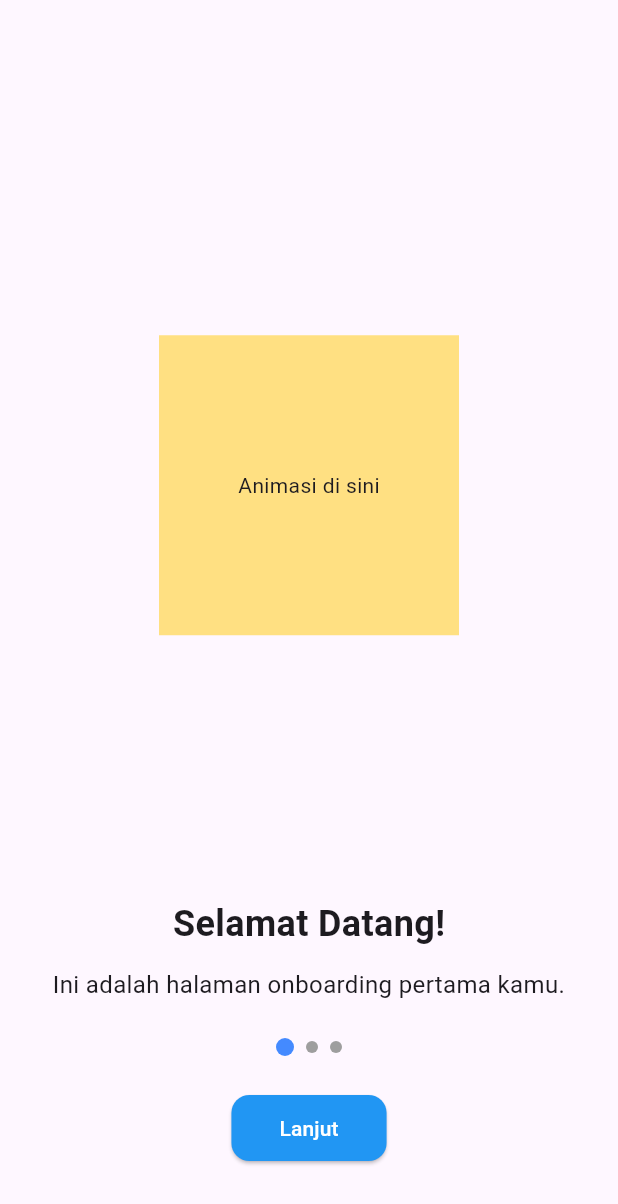
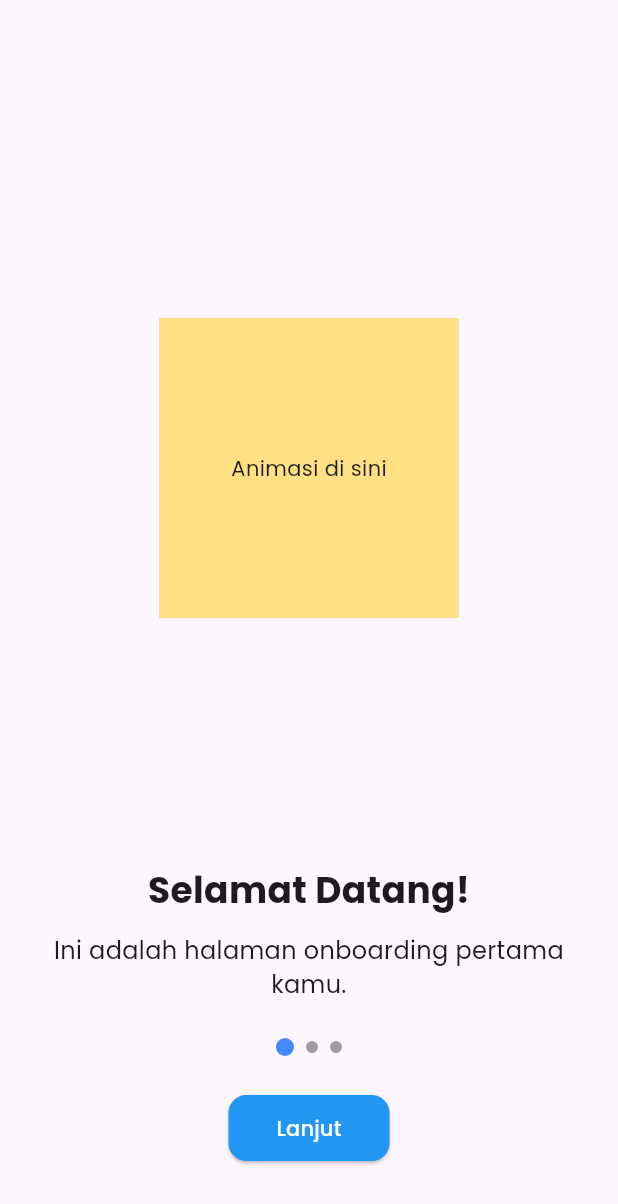
Before and after one commit to KingPublic/LokaIlmu_FE_Guru, a Flutter app: the screen it shows after launch, on a phone screen of 412 x 824 dp. Shown: the top 1204 px of the screen. Run offline on Flutter 3.47's test engine with Material 3 defaults, Android fonts, the phone set to English and light mode, and no system bars; our stand-ins replace shared_preferences; project files that could hold a hidden picture were left out.

```diff
--- a/lokalilmu_guru/lib/main.dart
+++ b/lokalilmu_guru/lib/main.dart
@@ -38,7 +38,13 @@ class _MyAppState extends State<MyApp> {
   @override
   Widget build(BuildContext context) {
     return MaterialApp(
-      title: 'Loka Ilmu',
+      title: 'LokaIlmu',
+      theme: ThemeData(
+        fontFamily: 'Poppins',
+        textTheme: ThemeData.light().textTheme.apply(
+          fontFamily: 'Poppins',
+        ),
+      ),
       debugShowCheckedModeBanner: false,
       home: _isLoading
           ? const Scaffold(
--- a/lokalilmu_guru/lib/splash_screen.dart
+++ b/lokalilmu_guru/lib/splash_screen.dart
@@ -1,5 +1,5 @@
 import 'package:flutter/material.dart';
-import 'package:flutter_svg/flutter_svg.dart';
+
 
 
 class SplashScreen extends StatelessWidget {
```
Also changed, not shown: lokalilmu_guru/pubspec.yaml (+21 -1 lines), lokalilmu_guru/asset/fonts/Poppins-Black.ttf (added), lokalilmu_guru/asset/fonts/Poppins-Bold.ttf (added), lokalilmu_guru/asset/fonts/Poppins-ExtraBold.ttf (added), lokalilmu_guru/asset/fonts/Poppins-ExtraLight.ttf (added), lokalilmu_guru/asset/fonts/Poppins-Light.ttf (added), lokalilmu_guru/asset/fonts/Poppins-Medium.ttf (added), lokalilmu_guru/asset/fonts/Poppins-Regular.ttf (added), lokalilmu_guru/asset/fonts/Poppins-SemiBold.ttf (added), lokalilmu_guru/asset/fonts/Poppins-Thin.ttf (added).
